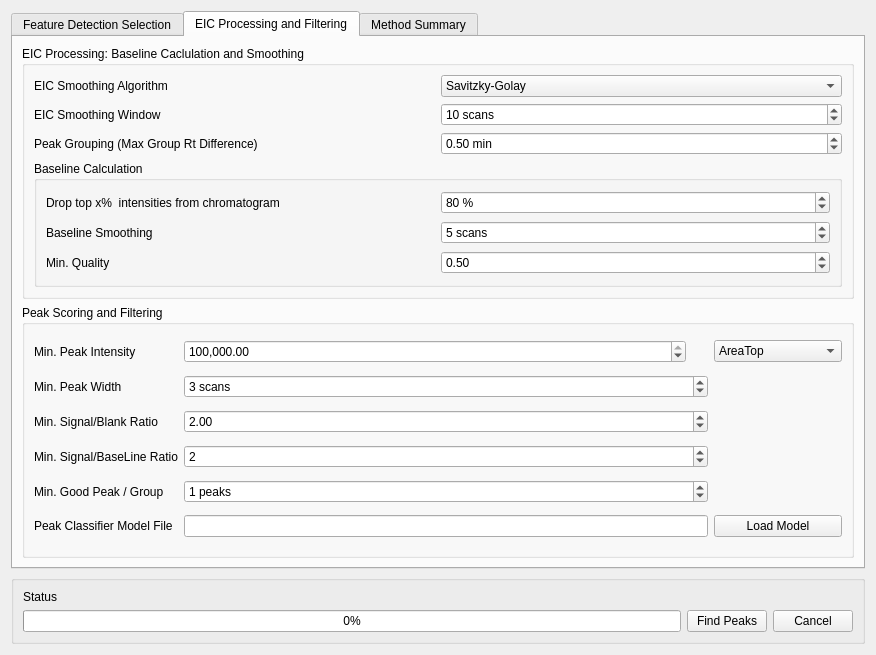
Above: mzroll/forms/peakdetectiondialog.ui from ElucidataInc/ElMaven before the change. Below: the same form after it.
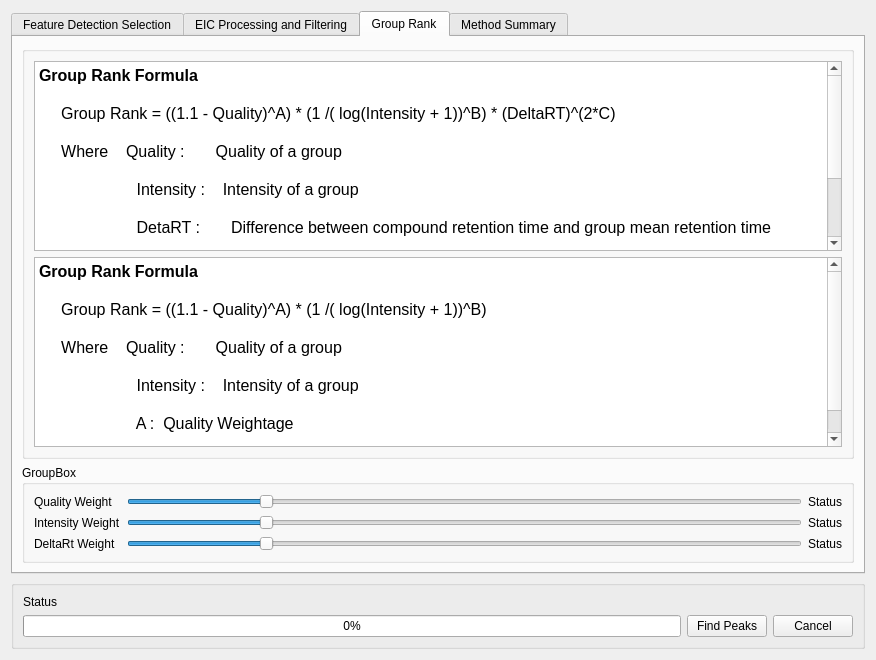
That is the form after the change.

Commit message:
Ftr: New tab to provide weightage for group rank in peakdetection dialog.
   - Applied the weightage factor to group intensity, quality and
     deltaRT according to group rank formula.

   - Rank conversion to scientific notation in peaktable.

   - Continous values for all three sliders with a single step of 0.1.

```diff
--- a/mzroll/forms/peakdetectiondialog.ui
+++ b/mzroll/forms/peakdetectiondialog.ui
@@ -7,7 +7,7 @@
     <x>0</x>
     <y>0</y>
     <width>876</width>
-    <height>655</height>
+    <height>660</height>
    </rect>
   </property>
   <property name="windowTitle">
@@ -17,7 +17,7 @@
    <item>
     <widget class="QTabWidget" name="tabwidget">
      <property name="currentIndex">
-      <number>1</number>
+      <number>2</number>
      </property>
      <widget class="QWidget" name="featureSelectionTab">
       <attribute name="title">
@@ -744,6 +744,182 @@
        </item>
       </layout>
      </widget>
+     <widget class="QWidget" name="groupRank">
+      <attribute name="title">
+       <string>Group Rank</string>
+      </attribute>
+      <layout class="QGridLayout" name="gridLayout_17">
+       <item row="0" column="0">
+        <widget class="QGroupBox" name="groupBox_2">
+         <property name="title">
+          <string/>
+         </property>
+         <layout class="QGridLayout" name="gridLayout_14">
+          <item row="1" column="0">
+           <widget class="QTextBrowser" name="textBrowser">
+            <property name="html">
+             <string>&lt;!DOCTYPE HTML PUBLIC &quot;-//W3C//DTD HTML 4.0//EN&quot; &quot;http://www.w3.org/TR/REC-html40/strict.dtd&quot;&gt;
+&lt;html&gt;&lt;head&gt;&lt;meta name=&quot;qrichtext&quot; content=&quot;1&quot; /&gt;&lt;style type=&quot;text/css&quot;&gt;
+p, li { white-space: pre-wrap; }
+&lt;/style&gt;&lt;/head&gt;&lt;body style=&quot; font-family:'Ubuntu'; font-size:11pt; font-weight:400; font-style:normal;&quot;&gt;
+&lt;p style=&quot; margin-top:0px; margin-bottom:0px; margin-left:0px; margin-right:0px; -qt-block-indent:0; text-indent:0px;&quot;&gt;&lt;span style=&quot; font-size:12pt; font-weight:600;&quot;&gt;Group Rank Formula&lt;/span&gt;&lt;/p&gt;
+&lt;p style=&quot;-qt-paragraph-type:empty; margin-top:0px; margin-bottom:0px; margin-left:0px; margin-right:0px; -qt-block-indent:0; text-indent:0px; font-size:12pt; font-weight:600;&quot;&gt;&lt;br /&gt;&lt;/p&gt;
+&lt;p style=&quot; margin-top:0px; margin-bottom:0px; margin-left:0px; margin-right:0px; -qt-block-indent:0; text-indent:0px;&quot;&gt;&lt;span style=&quot; font-size:12pt;&quot;&gt;     Group Rank = ((1.1 - Quality)^A) * (1 /( log(Intensity + 1))^B) * (DeltaRT)^(2*C)&lt;/span&gt;&lt;/p&gt;
+&lt;p style=&quot;-qt-paragraph-type:empty; margin-top:0px; margin-bottom:0px; margin-left:0px; margin-right:0px; -qt-block-indent:0; text-indent:0px; font-size:12pt;&quot;&gt;&lt;br /&gt;&lt;/p&gt;
+&lt;p style=&quot; margin-top:0px; margin-bottom:0px; margin-left:0px; margin-right:0px; -qt-block-indent:0; text-indent:0px;&quot;&gt;&lt;span style=&quot; font-size:12pt;&quot;&gt;     Where    Quality :       Quality of a group&lt;/span&gt;&lt;/p&gt;
+&lt;p style=&quot;-qt-paragraph-type:empty; margin-top:0px; margin-bottom:0px; margin-left:0px; margin-right:0px; -qt-block-indent:0; text-indent:0px; font-size:12pt;&quot;&gt;&lt;br /&gt;&lt;/p&gt;
+&lt;p style=&quot; margin-top:0px; margin-bottom:0px; margin-left:0px; margin-right:0px; -qt-block-indent:0; text-indent:0px;&quot;&gt;&lt;span style=&quot; font-size:12pt;&quot;&gt;                      Intensity :    Intensity of a group&lt;/span&gt;&lt;/p&gt;
+&lt;p style=&quot;-qt-paragraph-type:empty; margin-top:0px; margin-bottom:0px; margin-left:0px; margin-right:0px; -qt-block-indent:0; text-indent:0px; font-size:12pt;&quot;&gt;&lt;br /&gt;&lt;/p&gt;
+&lt;p style=&quot; margin-top:0px; margin-bottom:0px; margin-left:0px; margin-right:0px; -qt-block-indent:0; text-indent:0px;&quot;&gt;&lt;span style=&quot; font-size:12pt;&quot;&gt;                      DetaRT :       Difference between compound retention time and group mean retention time&lt;/span&gt;&lt;/p&gt;
+&lt;p style=&quot;-qt-paragraph-type:empty; margin-top:0px; margin-bottom:0px; margin-left:0px; margin-right:0px; -qt-block-indent:0; text-indent:0px; font-size:12pt;&quot;&gt;&lt;br /&gt;&lt;/p&gt;
+&lt;p style=&quot; margin-top:0px; margin-bottom:0px; margin-left:0px; margin-right:0px; -qt-block-indent:0; text-indent:0px;&quot;&gt;&lt;span style=&quot; font-size:12pt;&quot;&gt;                      A :  Quality Weightage&lt;/span&gt;&lt;/p&gt;
+&lt;p style=&quot;-qt-paragraph-type:empty; margin-top:0px; margin-bottom:0px; margin-left:0px; margin-right:0px; -qt-block-indent:0; text-indent:0px; font-size:12pt;&quot;&gt;&lt;br /&gt;&lt;/p&gt;
+&lt;p style=&quot; margin-top:0px; margin-bottom:0px; margin-left:0px; margin-right:0px; -qt-block-indent:0; text-indent:0px;&quot;&gt;&lt;span style=&quot; font-size:12pt;&quot;&gt;                      B:   Intensity Weightage&lt;/span&gt;&lt;/p&gt;
+&lt;p style=&quot;-qt-paragraph-type:empty; margin-top:0px; margin-bottom:0px; margin-left:0px; margin-right:0px; -qt-block-indent:0; text-indent:0px; font-size:12pt;&quot;&gt;&lt;br /&gt;&lt;/p&gt;
+&lt;p style=&quot; margin-top:0px; margin-bottom:0px; margin-left:0px; margin-right:0px; -qt-block-indent:0; text-indent:0px;&quot;&gt;&lt;span style=&quot; font-size:12pt;&quot;&gt;                      C:   DeltaRT Weightage&lt;/span&gt;&lt;/p&gt;&lt;/body&gt;&lt;/html&gt;</string>
+            </property>
+           </widget>
+          </item>
+          <item row="2" column="0">
+           <widget class="QTextBrowser" name="textBrowser_2">
+            <property name="html">
+             <string>&lt;!DOCTYPE HTML PUBLIC &quot;-//W3C//DTD HTML 4.0//EN&quot; &quot;http://www.w3.org/TR/REC-html40/strict.dtd&quot;&gt;
+&lt;html&gt;&lt;head&gt;&lt;meta name=&quot;qrichtext&quot; content=&quot;1&quot; /&gt;&lt;style type=&quot;text/css&quot;&gt;
+p, li { white-space: pre-wrap; }
+&lt;/style&gt;&lt;/head&gt;&lt;body style=&quot; font-family:'Ubuntu'; font-size:11pt; font-weight:400; font-style:normal;&quot;&gt;
+&lt;p style=&quot; margin-top:0px; margin-bottom:0px; margin-left:0px; margin-right:0px; -qt-block-indent:0; text-indent:0px;&quot;&gt;&lt;span style=&quot; font-size:12pt; font-weight:600;&quot;&gt;Group Rank Formula&lt;/span&gt;&lt;/p&gt;
+&lt;p style=&quot;-qt-paragraph-type:empty; margin-top:0px; margin-bottom:0px; margin-left:0px; margin-right:0px; -qt-block-indent:0; text-indent:0px; font-size:12pt; font-weight:600;&quot;&gt;&lt;br /&gt;&lt;/p&gt;
+&lt;p style=&quot; margin-top:0px; margin-bottom:0px; margin-left:0px; margin-right:0px; -qt-block-indent:0; text-indent:0px;&quot;&gt;&lt;span style=&quot; font-size:12pt;&quot;&gt;     Group Rank = ((1.1 - Quality)^A) * (1 /( log(Intensity + 1))^B) &lt;/span&gt;&lt;/p&gt;
+&lt;p style=&quot;-qt-paragraph-type:empty; margin-top:0px; margin-bottom:0px; margin-left:0px; margin-right:0px; -qt-block-indent:0; text-indent:0px; font-size:12pt;&quot;&gt;&lt;br /&gt;&lt;/p&gt;
+&lt;p style=&quot; margin-top:0px; margin-bottom:0px; margin-left:0px; margin-right:0px; -qt-block-indent:0; text-indent:0px;&quot;&gt;&lt;span style=&quot; font-size:12pt;&quot;&gt;     Where    Quality :       Quality of a group&lt;/span&gt;&lt;/p&gt;
+&lt;p style=&quot;-qt-paragraph-type:empty; margin-top:0px; margin-bottom:0px; margin-left:0px; margin-right:0px; -qt-block-indent:0; text-indent:0px; font-size:12pt;&quot;&gt;&lt;br /&gt;&lt;/p&gt;
+&lt;p style=&quot; margin-top:0px; margin-bottom:0px; margin-left:0px; margin-right:0px; -qt-block-indent:0; text-indent:0px;&quot;&gt;&lt;span style=&quot; font-size:12pt;&quot;&gt;                      Intensity :    Intensity of a group&lt;/span&gt;&lt;/p&gt;
+&lt;p style=&quot;-qt-paragraph-type:empty; margin-top:0px; margin-bottom:0px; margin-left:0px; margin-right:0px; -qt-block-indent:0; text-indent:0px; font-size:12pt;&quot;&gt;&lt;br /&gt;&lt;/p&gt;
+&lt;p style=&quot; margin-top:0px; margin-bottom:0px; margin-left:0px; margin-right:0px; -qt-block-indent:0; text-indent:0px;&quot;&gt;&lt;span style=&quot; font-size:12pt;&quot;&gt;                      A :  Quality Weightage&lt;/span&gt;&lt;/p&gt;
+&lt;p style=&quot;-qt-paragraph-type:empty; margin-top:0px; margin-bottom:0px; margin-left:0px; margin-right:0px; -qt-block-indent:0; text-indent:0px; font-size:12pt;&quot;&gt;&lt;br /&gt;&lt;/p&gt;
+&lt;p style=&quot; margin-top:0px; margin-bottom:0px; margin-left:0px; margin-right:0px; -qt-block-indent:0; text-indent:0px;&quot;&gt;&lt;span style=&quot; font-size:12pt;&quot;&gt;                      B:   Intensity Weightage&lt;/span&gt;&lt;/p&gt;&lt;/body&gt;&lt;/html&gt;</string>
+            </property>
+           </widget>
+          </item>
+         </layout>
+        </widget>
+       </item>
+       <item row="1" column="0">
+        <widget class="QGroupBox" name="groupBox_6">
+         <property name="title">
+          <string>GroupBox</string>
+         </property>
+         <layout class="QGridLayout" name="gridLayout_16">
+          <item row="0" column="0">
+           <widget class="QLabel" name="label_24">
+            <property name="text">
+             <string>Quality Weight</string>
+            </property>
+           </widget>
+          </item>
+          <item row="0" column="1">
+           <widget class="QSlider" name="qualityWeight">
+            <property name="maximum">
+             <number>50</number>
+            </property>
+            <property name="pageStep">
+             <number>5</number>
+            </property>
+            <property name="value">
+             <number>10</number>
+            </property>
+            <property name="orientation">
+             <enum>Qt::Horizontal</enum>
+            </property>
+           </widget>
+          </item>
+          <item row="0" column="2">
+           <widget class="QLabel" name="qualityWeightStatus">
+            <property name="text">
+             <string>Status</string>
+            </property>
+           </widget>
+          </item>
+          <item row="1" column="0">
+           <widget class="QLabel" name="label_25">
+            <property name="text">
+             <string>Intensity Weight</string>
+            </property>
+           </widget>
+          </item>
+          <item row="1" column="1">
+           <widget class="QSlider" name="intensityWeight">
+            <property name="maximum">
+             <number>50</number>
+            </property>
+            <property name="pageStep">
+             <number>5</number>
+            </property>
+            <property name="value">
+             <number>10</number>
+            </property>
+            <property name="orientation">
+             <enum>Qt::Horizontal</enum>
+            </property>
+           </widget>
+          </item>
+          <item row="1" column="2">
+           <widget class="QLabel" name="intensityWeightStatus">
+            <property name="text">
+             <string>Status</string>
+            </property>
+           </widget>
+          </item>
+          <item row="2" column="0">
+           <widget class="QLabel" name="label_26">
+            <property name="text">
+             <string>DeltaRt Weight</string>
+            </property>
+           </widget>
+          </item>
+          <item row="2" column="1">
+           <widget class="QSlider" name="deltaRTWeight">
+            <property name="maximum">
+             <number>50</number>
+            </property>
+            <property name="pageStep">
+             <number>5</number>
+            </property>
+            <property name="value">
+             <number>10</number>
+            </property>
+            <property name="orientation">
+             <enum>Qt::Horizontal</enum>
+            </property>
+           </widget>
+          </item>
+          <item row="2" column="2">
+           <widget class="QLabel" name="deltaRTWeightStatus">
+            <property name="text">
+             <string>Status</string>
+            </property>
+           </widget>
+          </item>
+         </layout>
+         <zorder>label_26</zorder>
+         <zorder>deltaRTWeight</zorder>
+         <zorder>qualityWeight</zorder>
+         <zorder>intensityWeight</zorder>
+         <zorder>label_24</zorder>
+         <zorder>label_25</zorder>
+         <zorder>deltaRTWeight</zorder>
+         <zorder>label_26</zorder>
+         <zorder>qualityWeightStatus</zorder>
+         <zorder>intensityWeightStatus</zorder>
+         <zorder>deltaRTWeightStatus</zorder>
+         <zorder>qualityWeight</zorder>
+         <zorder>intensityWeight</zorder>
+         <zorder>label_25</zorder>
+         <zorder>label_24</zorder>
+        </widget>
+       </item>
+      </layout>
+     </widget>
      <widget class="QWidget" name="methodSummaryTab">
       <attribute name="title">
        <string>Method Summary</string>
```
The commit also changes 7 other files.
